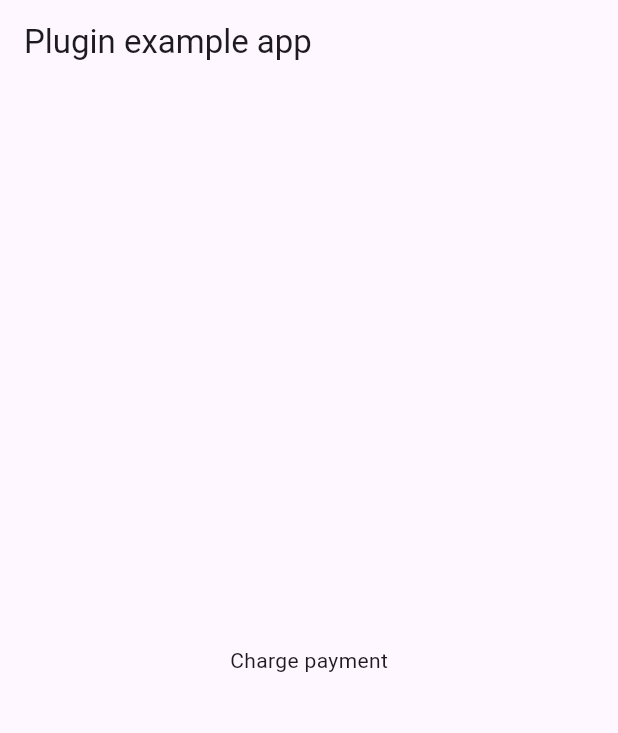
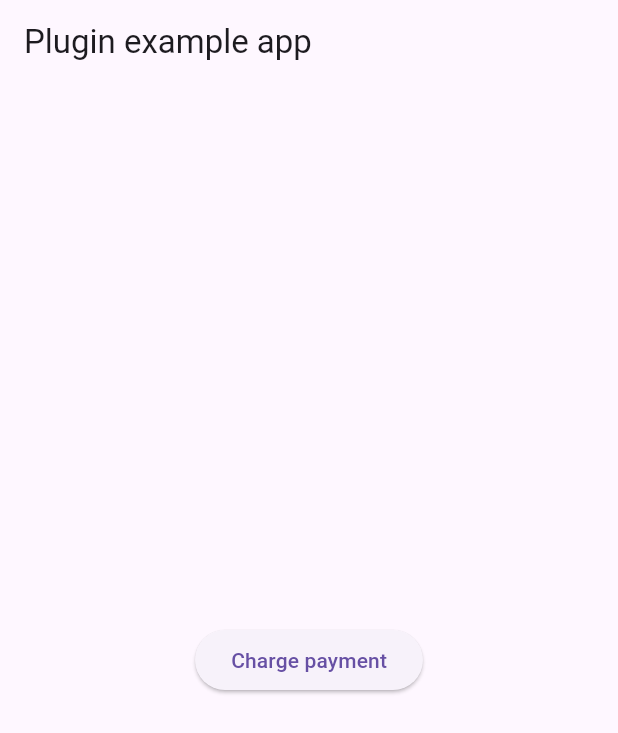
Before and after one commit to binhhoit/Datatrans_plugin, a Flutter app: the screen it shows after launch, after a tap on "Charge payment", on a phone screen of 412 x 824 dp. Shown: the top 733 px of the screen. Run offline on Flutter 3.47's test engine with Material 3 defaults, Android fonts, the light colour scheme and no system bars; our stand-ins replace plugin_platform_interface.

Commit message:
Update example to show pop up success

```diff
--- a/example/lib/main.dart
+++ b/example/lib/main.dart
@@ -1,3 +1,4 @@
+import 'package:flutter/cupertino.dart';
 import 'package:flutter/material.dart';
 
 import 'package:datatrans_plugin_flutter/datatrans_flutter.dart';
@@ -19,19 +20,33 @@ class _MyAppState extends State<MyApp> {
   @override
   void initState() {
     super.initState();
-    _datatransFlutterPlugin.initialize("", "");
+    _datatransFlutterPlugin.initialize("1110015614", "NvhOGev4xmiWesTg");
   }
 
   @override
   Widget build(BuildContext context) {
     return MaterialApp(
-      home: Scaffold(
+      debugShowCheckedModeBanner: false,
+      home: Home(_datatransFlutterPlugin),
+    );
+  }
+}
+
+class Home extends StatelessWidget {
+  final DatatransPluginFlutter _datatransFlutterPlugin;
+
+  const Home(DatatransPluginFlutter datatransFlutterPlugin, {super.key}) : _datatransFlutterPlugin = datatransFlutterPlugin;
+
+  @override
+  Widget build(BuildContext context) {
+    return Scaffold(
         appBar: AppBar(
           title: const Text('Plugin example app'),
         ),
         body: Center(
-          child: InkWell(
-            onTap:() {
+          child: ElevatedButton(
+            child: const Text('Charge payment'),
+            onPressed: () async {
               var params = PaymentParams(
                 amount: 1000,
                 currency: "USD",
@@ -39,12 +54,40 @@ class _MyAppState extends State<MyApp> {
                   PaymentMethodType.masterCard.rawValue,
                   PaymentMethodType.visa.rawValue
                 ]);
-              _datatransFlutterPlugin.payment(params: params);
+              var success = await _datatransFlutterPlugin.payment(params: params);
+              if (success) {
+                _showMyDialog(context, success);
+              }
             },
-            child: const Text('Charge payment'),
           ),
         ),
-      ),
+      );
+  }
+
+  void _showMyDialog(BuildContext context, bool success) {
+    showDialog<void>(
+      context: context,
+      barrierDismissible: false, // user must tap button!
+      builder: (BuildContext context) {
+        return AlertDialog(
+          title: const Text('Payment'),
+          content: SingleChildScrollView(
+            child: ListBody(
+              children: <Widget>[
+                Text('Payment is ${success ? 'successed' : 'not successed'}'),
+              ],
+            ),
+          ),
+          actions: <Widget>[
+            TextButton(
+              child: const Text('OK'),
+              onPressed: () {
+                Navigator.of(context).pop();
+              },
+            ),
+          ],
+        );
+      },
     );
   }
 }
--- a/lib/src/datatrans_plugin_flutter.dart
+++ b/lib/src/datatrans_plugin_flutter.dart
@@ -7,11 +7,11 @@ class DatatransPluginFlutter {
     DatatransPluginFlutterPlatform.instance.initialize(merchantId, password);
   }
 
-  Future<bool?> saveCardPaymentInfo() async {
+  Future<bool> saveCardPaymentInfo() async {
     return DatatransPluginFlutterPlatform.instance.saveCardPaymentInfo();
   }
 
-  Future<bool?> payment({required PaymentParams params}) async {
+  Future<bool> payment({required PaymentParams params}) async {
     return DatatransPluginFlutterPlatform.instance.payment(params);
   }
 }
--- a/lib/src/datatrans_plugin_flutter_method_channel.dart
+++ b/lib/src/datatrans_plugin_flutter_method_channel.dart
@@ -21,17 +21,17 @@ class MethodChannelDatatransPluginFlutter extends DatatransPluginFlutterPlatform
   }
 
   @override
-  Future<bool?> saveCardPaymentInfo() async {
+  Future<bool> saveCardPaymentInfo() async {
     var methodName = DatatransMethodIdentity.saveCardPaymentInfo.methodName;
     final success = await methodChannel.invokeMethod<bool>(methodName);
-    return success;
+    return success ?? false;
   }
 
   @override
-  Future<bool?> payment(PaymentParams params) async {
+  Future<bool> payment(PaymentParams params) async {
     var methodName = DatatransMethodIdentity.payment.methodName;
     var dict = params.toJson();
     final success = await methodChannel.invokeMethod<bool>(methodName, dict);
-    return success;
+    return success ?? false;
   }
 }
--- a/lib/src/datatrans_plugin_flutter_platform_interface.dart
+++ b/lib/src/datatrans_plugin_flutter_platform_interface.dart
@@ -17,6 +17,6 @@ abstract class DatatransPluginFlutterPlatform extends PlatformInterface {
   }
 
   void initialize(String merchantId, String password);
-  Future<bool?> saveCardPaymentInfo();
-  Future<bool?> payment(PaymentParams params);
+  Future<bool> saveCardPaymentInfo();
+  Future<bool> payment(PaymentParams params);
 }
```
Also changed, not shown: 1 other file.
